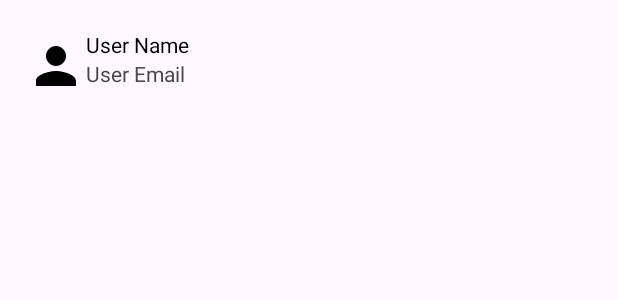
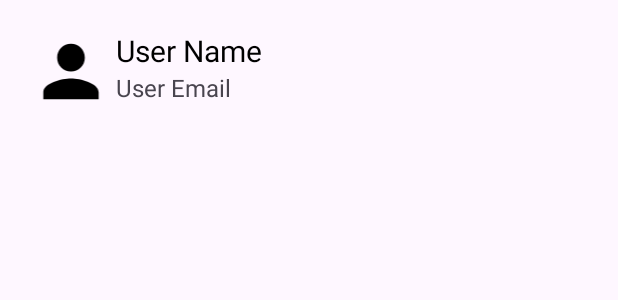
Before and after one commit to sammmy047/VENCH, an Android app: the layout user_row.xml on its own in the app's theme, with its tools: preview values and no code run, on a phone screen of 412 x 824 dp. Shown: the top 300 px of the screen. Run offline under Robolectric (Android 15) with nearby library versions, the light colour scheme and no system bars; Roboto replaces fonts that are not available here.

Commit message:
Implemented vendor chat

```diff
--- a/app/src/main/java/com/example/project/chatwindow.java
+++ b/app/src/main/java/com/example/project/chatwindow.java
@@ -18,6 +18,7 @@ import androidx.recyclerview.widget.RecyclerView;
 import com.google.android.gms.tasks.OnCompleteListener;
 import com.google.android.gms.tasks.Task;
 import com.google.firebase.auth.FirebaseAuth;
+import com.google.firebase.auth.FirebaseUser;
 import com.google.firebase.database.DataSnapshot;
 import com.google.firebase.database.DatabaseError;
 import com.google.firebase.database.DatabaseReference;
@@ -50,7 +51,7 @@ import java.util.Date;
                 database = FirebaseDatabase.getInstance();
                 firebaseAuth = FirebaseAuth.getInstance();
 
-                reciverName = getIntent().getStringExtra("name");
+                reciverName = getIntent().getStringExtra("username");
                 reciverEmail = getIntent().getStringExtra("email");
 
                 messagesArrayList = new ArrayList<>();
@@ -74,6 +75,7 @@ import java.util.Date;
                 senderRoom = SenderUID+reciverEmail;
                 reciverRoom = reciverEmail+SenderUID;
 
+                FirebaseUser currentUser = firebaseAuth.getCurrentUser();
 
 
                 //DatabaseReference reference = database.getReference().child("Registered Users").child(firebaseAuth.getUid());
@@ -120,7 +122,7 @@ import java.util.Date;
                         }
                         textmsg.setText("");
                         Date date = new Date();
-                        msgModelclass messages = new msgModelclass(message,SenderUID,"shashanks_cs20.rvitm+ven@rvei.edu.in",date.getTime());
+                        msgModelclass messages = new msgModelclass(message,currentUser.getEmail(),reciverEmail,date.getTime());
 
                         database=FirebaseDatabase.getInstance();
                         database.getReference().child("chats")
--- a/app/src/main/res/layout/user_row.xml
+++ b/app/src/main/res/layout/user_row.xml
@@ -12,8 +12,9 @@
         android:paddingTop="20dp">
 
         <ImageView
-            android:layout_width="40dp"
-            android:layout_height="48dp"
+            android:id="@+id/img"
+            android:layout_width="60dp"
+            android:layout_height="55dp"
             android:layout_gravity="center"
             android:src="@drawable/person_image"
             app:srcCompat="@drawable/man" />
@@ -29,14 +30,16 @@
                 android:layout_height="wrap_content"
                 android:fontFamily="@font/saira_stencil_one"
                 android:text="User Name"
-                android:textColor="@color/black" />
+                android:textColor="@color/black"
+                android:textSize="20sp" />
 
             <TextView
                 android:id="@+id/userEmail"
                 android:layout_width="wrap_content"
                 android:layout_height="wrap_content"
                 android:fontFamily="@font/saira_stencil_one"
-                android:text="User Email" />
+                android:text="User Email"
+                android:textSize="16sp" />
         </LinearLayout>
     </LinearLayout>
 </RelativeLayout>
```
Also changed, not shown: app/src/main/java/com/example/project/HomeActivity.java (+9 -7 lines), app/src/main/java/com/example/project/UserAdapter.java (+12 -5 lines).
